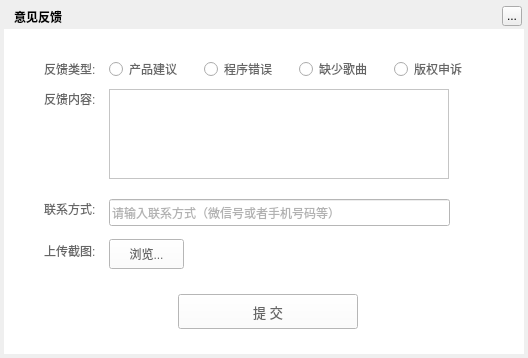
The window that TTKModule/TTKWidget/musicUiKits/musicWidgetKits/musicmessagefeedbackdialog.ui (Greedysky/TTKMusicPlayer) describes before a commit, drawn with Qt 5.
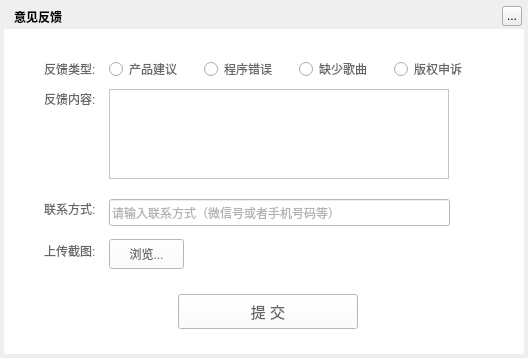
The same window after the commit.

What changed in the file:
```diff
--- a/TTKModule/TTKWidget/musicUiKits/musicWidgetKits/musicmessagefeedbackdialog.ui
+++ b/TTKModule/TTKWidget/musicUiKits/musicWidgetKits/musicmessagefeedbackdialog.ui
@@ -85,7 +85,7 @@
     </property>
     <property name="font">
      <font>
-      <pointsize>10</pointsize>
+      <pointsize>11</pointsize>
      </font>
     </property>
     <property name="text">
```
